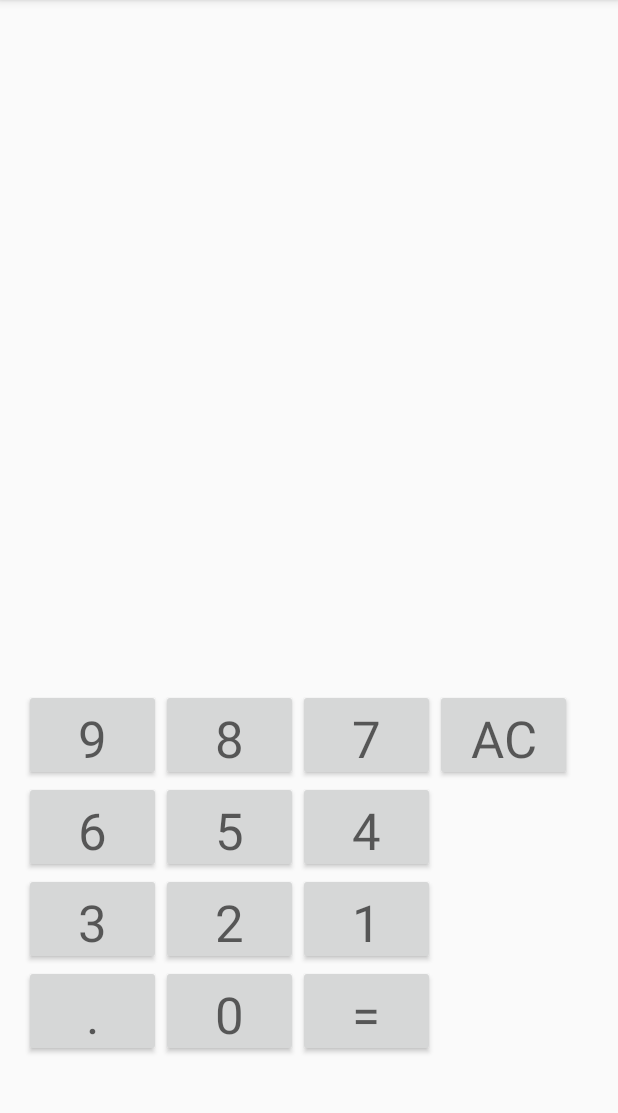
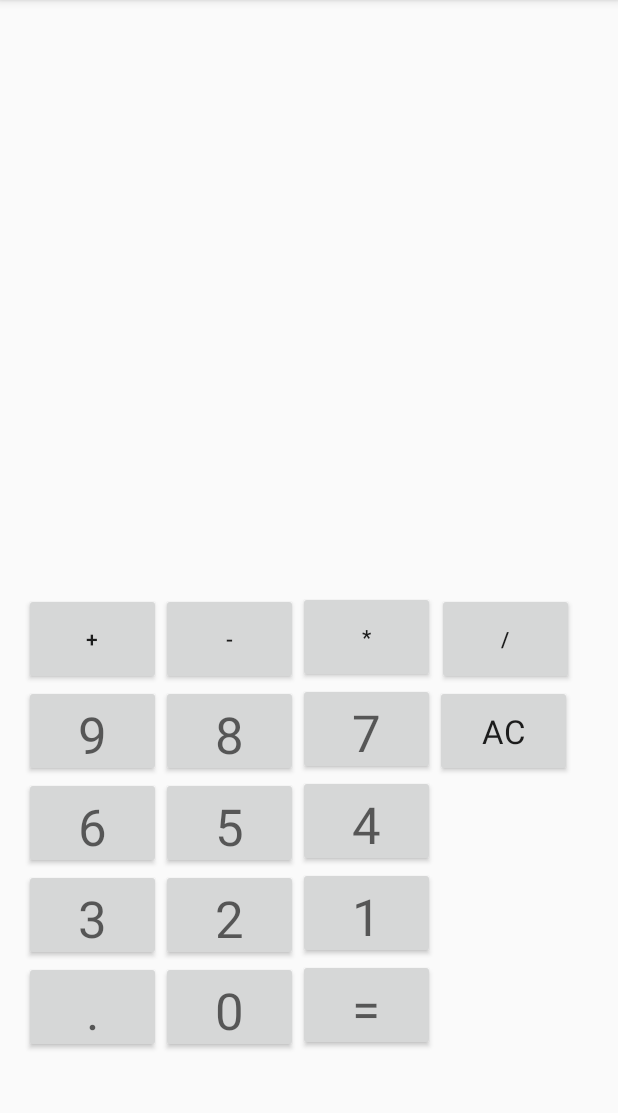
Before and after one commit to gaurang2001/ScientificCalculator, an Android app: the screen it shows after launch (MainActivity), after a tap on "AC", on a phone screen of 412 x 824 dp, the part 84-1197 px from its top. Run offline under Robolectric (Android 15) with nearby library versions, the phone set to English and light mode, and no system bars.

Commit message:
Operations added

```diff
--- a/app/src/main/java/com/example/scientificcalculator/MainActivity.java
+++ b/app/src/main/java/com/example/scientificcalculator/MainActivity.java
@@ -9,9 +9,10 @@ import android.widget.TextView;
 
 public class MainActivity extends AppCompatActivity {
 
-    TextView textView;
-    Button b1, b2, b3, b4, b5, b6, b7, b8, b9, b0, b_dot, b_equal, btn;
-
+    TextView textView, textView2;
+    Button b1, b2, b3, b4, b5, b6, b7, b8, b9, b0, b_dot, b_equal, btn, b_plus, b_minus, b_multiply, b_divide;
+    float result, result2;
+    boolean Add, Sub, Mul, Div;
     @Override
     protected void onCreate(Bundle savedInstanceState) {
         super.onCreate(savedInstanceState);
@@ -30,8 +31,12 @@ public class MainActivity extends AppCompatActivity {
         b_dot = findViewById(R.id.b_dot);
         b_equal = findViewById(R.id.b_equal);
         btn = findViewById(R.id.b_ac);
+        b_plus=findViewById(R.id.b_plus);
+        b_minus=findViewById(R.id.b_minus);
+        b_multiply=findViewById(R.id.b_multiply);
+        b_divide=findViewById(R.id.b_divide);
         textView = findViewById(R.id.textView);
-
+        textView2 = findViewById(R.id.textView2);
         b1.setOnClickListener(new View.OnClickListener() {
             @Override
             public void onClick(View v) {
@@ -108,12 +113,91 @@ public class MainActivity extends AppCompatActivity {
                 textView.setText(textView.getText() + ".");
             }
         });
-
+        b_plus.setOnClickListener(new View.OnClickListener() {
+            @Override
+            public void onClick(View v) {
+                if(textView==null){
+                    textView.setText("");
+                }
+                else{
+                    result=Float.parseFloat(textView.getText()+ "");
+                    textView2.setText("+");
+                    Add=true;
+                    textView.setText(null);
+            }}
+        });
+        b_minus.setOnClickListener(new View.OnClickListener() {
+            @Override
+            public void onClick(View v) {
+                if(textView==null){
+                    textView.setText("");
+                }
+                else{
+                    result=Float.parseFloat(textView.getText()+ "");
+                    textView2.setText("-");
+                    Sub=true;
+                    textView.setText(null);
+                }}
+        });
+        b_multiply.setOnClickListener(new View.OnClickListener() {
+            @Override
+            public void onClick(View v) {
+                if(textView==null){
+                    textView.setText("");
+                }
+                else{
+                    result=Float.parseFloat(textView.getText()+ "");
+                    textView2.setText("*");
+                    Mul=true;
+                    textView.setText(null);
+                }}
+        });
+        b_divide.setOnClickListener(new View.OnClickListener() {
+            @Override
+            public void onClick(View v) {
+                if(textView==null){
+                    textView.setText("");
+                }
+                else{
+                    result=Float.parseFloat(textView.getText()+ "");
+                    textView2.setText("/");
+                    Div=true;
+                    textView.setText(null);
+                }}
+        });
         btn.setOnClickListener(new View.OnClickListener() {
             @Override
             public void onClick(View v) {
                 textView.setText("");
+                textView2.setText("");
             }
         });
+        b_equal.setOnClickListener(new View.OnClickListener() {
+            @Override
+            public void onClick(View v) {
+                result2=Float.parseFloat(textView.getText()+"");
+                if(Add==true){
+                    textView.setText(result + result2+"");
+                    Add=false;
+                    textView2.setText("");
+                }
+                if(Sub==true){
+                    textView.setText(result - result2+"");
+                    Sub=false;
+                    textView2.setText("");
+                }
+                if(Mul==true){
+                    textView.setText(result * result2+"");
+                    Mul=false;
+                    textView2.setText("");
+                }
+                if(Div==true){
+                    textView.setText(result / result2+"");
+                    Div=false;
+                    textView2.setText("");
+                }
+            }
+        });
+
     }
 }
--- a/app/src/main/res/layout/activity_main.xml
+++ b/app/src/main/res/layout/activity_main.xml
@@ -9,7 +9,7 @@
     <TextView
         android:id="@+id/textView"
         android:layout_width="344dp"
-        android:layout_height="178dp"
+        android:layout_height="100dp"
         android:textAppearance="@style/TextAppearance.AppCompat.Display1"
         app:layout_constraintBottom_toBottomOf="parent"
         app:layout_constraintEnd_toEndOf="parent"
@@ -30,8 +30,8 @@
         app:layout_constraintEnd_toEndOf="parent"
         app:layout_constraintHorizontal_bias="0.05"
         app:layout_constraintStart_toStartOf="parent"
-        app:layout_constraintTop_toTopOf="parent"
-        app:layout_constraintVertical_bias="0.65" />
+        app:layout_constraintTop_toBottomOf="@+id/b_plus"
+        app:layout_constraintVertical_bias="0.0" />
 
     <Button
         android:id="@+id/b8"
@@ -43,8 +43,8 @@
         app:layout_constraintEnd_toEndOf="parent"
         app:layout_constraintHorizontal_bias="0.0"
         app:layout_constraintStart_toEndOf="@+id/b9"
-        app:layout_constraintTop_toTopOf="parent"
-        app:layout_constraintVertical_bias="0.65" />
+        app:layout_constraintTop_toBottomOf="@+id/b_minus"
+        app:layout_constraintVertical_bias="0.0" />
 
     <Button
         android:id="@+id/b7"
@@ -56,20 +56,7 @@
         app:layout_constraintEnd_toEndOf="parent"
         app:layout_constraintHorizontal_bias="0.0"
         app:layout_constraintStart_toEndOf="@+id/b8"
-        app:layout_constraintTop_toTopOf="parent"
-        app:layout_constraintVertical_bias="0.65" />
-
-    <Button
-        android:id="@+id/b6"
-        android:layout_width="91dp"
-        android:layout_height="61dp"
-        android:text="6"
-        android:textAppearance="@style/TextAppearance.AppCompat.Display1"
-        app:layout_constraintBottom_toBottomOf="parent"
-        app:layout_constraintEnd_toEndOf="parent"
-        app:layout_constraintHorizontal_bias="0.05"
-        app:layout_constraintStart_toStartOf="parent"
-        app:layout_constraintTop_toBottomOf="@+id/b9"
+        app:layout_constraintTop_toBottomOf="@+id/b_multiply"
         app:layout_constraintVertical_bias="0.0" />
 
     <Button
@@ -83,6 +70,19 @@
         app:layout_constraintHorizontal_bias="0.0"
         app:layout_constraintStart_toEndOf="@+id/b6"
         app:layout_constraintTop_toBottomOf="@+id/b8"
+        app:layout_constraintVertical_bias="0.0" />
+
+    <Button
+        android:id="@+id/b6"
+        android:layout_width="91dp"
+        android:layout_height="61dp"
+        android:text="6"
+        android:textAppearance="@style/TextAppearance.AppCompat.Display1"
+        app:layout_constraintBottom_toBottomOf="parent"
+        app:layout_constraintEnd_toEndOf="parent"
+        app:layout_constraintHorizontal_bias="0.05"
+        app:layout_constraintStart_toStartOf="parent"
+        app:layout_constraintTop_toBottomOf="@+id/b9"
         app:layout_constraintVertical_bias="0.0" />
 
     <Button
@@ -180,13 +180,76 @@
         android:id="@+id/b_ac"
         android:layout_width="91dp"
         android:layout_height="61dp"
+        android:layout_marginBottom="28dp"
         android:text="AC"
-        android:textAppearance="@style/TextAppearance.AppCompat.Display1"
+        android:textAppearance="@style/TextAppearance.AppCompat.Large"
         app:layout_constraintBottom_toBottomOf="parent"
         app:layout_constraintEnd_toEndOf="parent"
         app:layout_constraintHorizontal_bias="0.0"
         app:layout_constraintStart_toEndOf="@+id/b7"
+        app:layout_constraintTop_toBottomOf="@+id/b_divide"
+        app:layout_constraintVertical_bias="0.0" />
+
+    <Button
+        android:id="@+id/b_plus"
+        android:layout_width="91dp"
+        android:layout_height="61dp"
+        android:text="+"
+        app:layout_constraintBottom_toBottomOf="parent"
+        app:layout_constraintEnd_toEndOf="parent"
+        app:layout_constraintHorizontal_bias="0.05"
+        app:layout_constraintStart_toStartOf="parent"
         app:layout_constraintTop_toTopOf="parent"
-        app:layout_constraintVertical_bias="0.65" />
+        app:layout_constraintVertical_bias="0.559" />
+
+    <TextView
+        android:id="@+id/textView2"
+        android:layout_width="45dp"
+        android:layout_height="45dp"
+        android:textAppearance="@style/TextAppearance.AppCompat.Display1"
+        app:layout_constraintBottom_toBottomOf="parent"
+        app:layout_constraintEnd_toEndOf="parent"
+        app:layout_constraintHorizontal_bias="0.09"
+        app:layout_constraintStart_toStartOf="parent"
+        app:layout_constraintTop_toTopOf="parent"
+        app:layout_constraintVertical_bias="0.29" />
+
+    <Button
+        android:id="@+id/b_minus"
+        android:layout_width="91dp"
+        android:layout_height="61dp"
+        android:text="-"
+        app:layout_constraintBottom_toBottomOf="parent"
+        app:layout_constraintEnd_toEndOf="parent"
+        app:layout_constraintHorizontal_bias="0.0"
+        app:layout_constraintStart_toEndOf="@+id/b_plus"
+        app:layout_constraintTop_toTopOf="parent"
+        app:layout_constraintVertical_bias="0.559" />
+
+    <Button
+        android:id="@+id/b_multiply"
+        android:layout_width="91dp"
+        android:layout_height="61dp"
+        android:text="*"
+        app:layout_constraintBottom_toBottomOf="parent"
+        app:layout_constraintEnd_toEndOf="parent"
+        app:layout_constraintHorizontal_bias="0.0"
+        app:layout_constraintStart_toEndOf="@+id/b_minus"
+        app:layout_constraintTop_toTopOf="parent"
+        app:layout_constraintVertical_bias="0.558" />
+
+    <Button
+        android:id="@+id/b_divide"
+        android:layout_width="91dp"
+        android:layout_height="61dp"
+        android:layout_marginStart="1dp"
+        android:layout_marginLeft="1dp"
+        android:text="/"
+        app:layout_constraintBottom_toBottomOf="parent"
+        app:layout_constraintEnd_toEndOf="parent"
+        app:layout_constraintHorizontal_bias="0.0"
+        app:layout_constraintStart_toEndOf="@+id/b_multiply"
+        app:layout_constraintTop_toTopOf="parent"
+        app:layout_constraintVertical_bias="0.559" />
 
 </androidx.constraintlayout.widget.ConstraintLayout>
```
